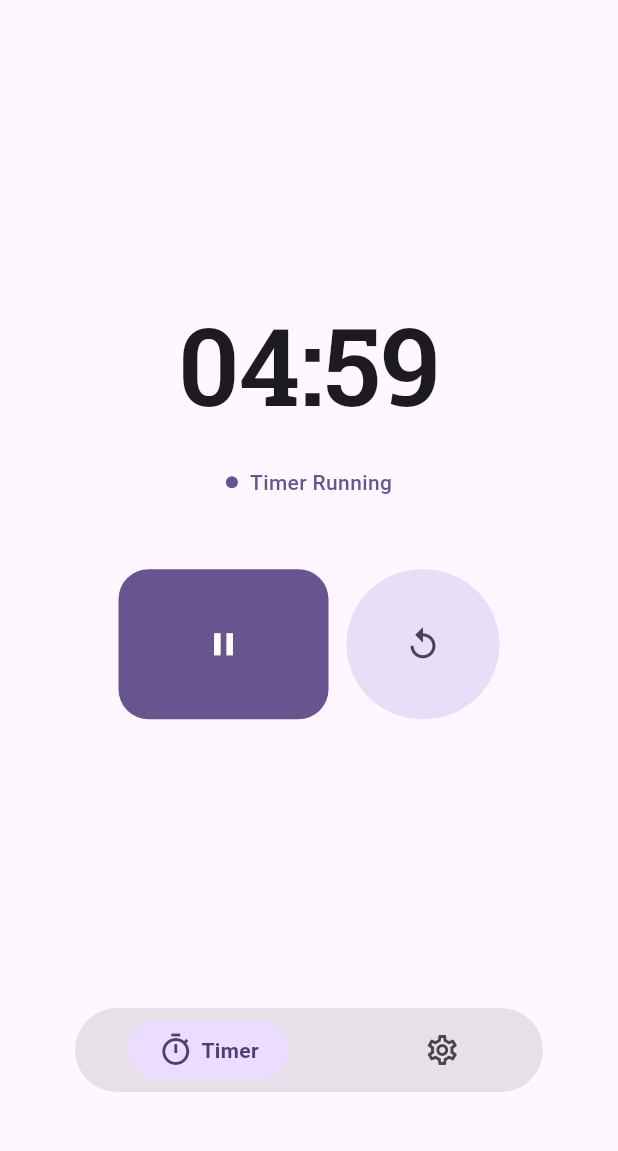
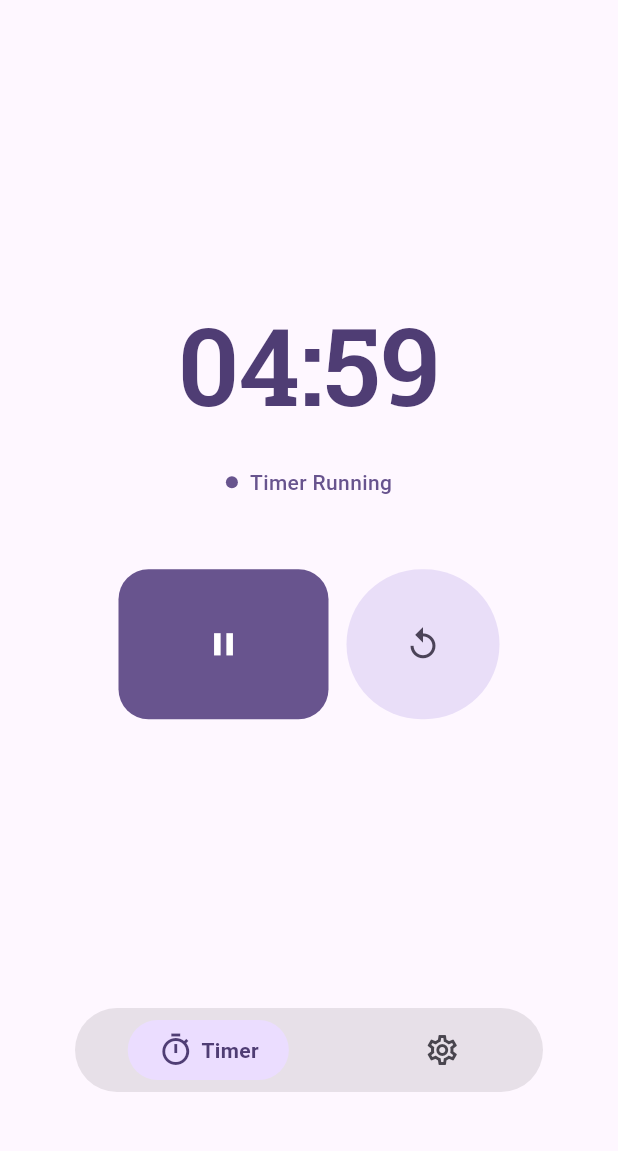
Before and after one commit to Abdogouhmad/Rakiz, a Flutter app: the screen it shows after launch, after a tap on the "play arrow" icon, on a phone screen of 412 x 824 dp, the part 69-1220 px from its top. Run offline on Flutter 3.47's test engine with Material 3 defaults, Android fonts, the phone set to English and light mode, and no system bars; drawn by our look-alikes of dynamic_color; our stand-ins replace flutter_local_notifications, font_awesome_flutter, google_fonts, package_info_plus, shared_preferences, timezone; missing offline and left inert: android_alarm_manager_plus, flutter_ringtone_player.

Commit message:
0.2.1
create a context for fast calling

```diff
--- /dev/null
+++ b/lib/core/context.dart
@@ -0,0 +1,28 @@
+import 'package:flutter/material.dart';
+
+extension BuildContextExtension on BuildContext {
+  /// Easily access the ThemeData from the current BuildContext.
+  ThemeData get theme => Theme.of(this);
+
+  /// Easily access the ColorScheme from the current BuildContext.
+  ColorScheme get colorScheme => Theme.of(this).colorScheme;
+
+  /// Easily access the Brightness from the current BuildContext.
+  Brightness get brightness => Theme.of(this).brightness;
+
+  /// Check if the current theme is dark.
+  bool get isDarkMode => Theme.of(this).brightness == Brightness.dark;
+
+  /// Easily access the TextTheme from the current BuildContext.
+  TextTheme get textTheme => Theme.of(this).textTheme;
+
+  /// Get the current screen width.
+  double get screenWidth => MediaQuery.of(this).size.width;
+
+  /// Get the current screen height.
+  double get screenHeight => MediaQuery.of(this).size.height;
+  // You can add more theme-related extensions here, e0.g., media query sizes:
+  // Size get mediaQuerySize => MediaQuery.of(this).size;
+  // double get screenWidth => MediaQuery.of(this).size.width;
+  // double get screenHeight => MediaQuery.of(this).size.height;
+}
--- a/lib/screens/setting/screen.dart
+++ b/lib/screens/setting/screen.dart
@@ -1,5 +1,6 @@
 import 'package:flutter/material.dart';
 import 'package:google_fonts/google_fonts.dart';
+import 'package:rakiz/core/context.dart';
 import 'package:rakiz/ui/custom_text.dart';
 import 'package:rakiz/screens/setting/widget/import.dart';
 
@@ -10,7 +11,7 @@ class SettingScreen extends StatelessWidget {
 
   @override
   Widget build(BuildContext context) {
-    final isDark = Theme.of(context).brightness == Brightness.dark;
+    final isDark = context.brightness == Brightness.dark;
 
     return Scaffold(
       body: ListView(
--- a/lib/screens/setting/widget/aboutcard.dart
+++ b/lib/screens/setting/widget/aboutcard.dart
@@ -2,6 +2,7 @@ import 'package:flutter/material.dart';
 import 'package:google_fonts/google_fonts.dart';
 import 'package:rakiz/screens/setting/service/appinfo.dart';
 import 'package:rakiz/ui/custom_text.dart';
+import 'package:rakiz/core/context.dart';
 
 class AboutCard extends StatelessWidget {
   const AboutCard({super.key});
@@ -12,7 +13,7 @@ class AboutCard extends StatelessWidget {
       elevation: 0,
       shape: RoundedRectangleBorder(
         borderRadius: BorderRadius.circular(5),
-        side: BorderSide(color: Theme.of(context).dividerColor),
+        side: BorderSide(color: context.theme.dividerColor),
       ),
       child: Padding(
         padding: const EdgeInsets.all(16),
@@ -48,9 +49,9 @@ class _AboutRow extends StatelessWidget {
         ),
         UiText(
           text: value,
-          type: UiTextType.labelMedium,
+          type: UiTextType.bodySmall,
           style: GoogleFonts.roboto(
-            color: Theme.of(context).textTheme.bodySmall?.color,
+            color: context.colorScheme.onSurfaceVariant,
           ),
         ),
       ],
@@ -74,7 +75,7 @@ class AppearanceCard extends StatelessWidget {
       elevation: 0,
       shape: RoundedRectangleBorder(
         borderRadius: BorderRadius.circular(5),
-        side: BorderSide(color: Theme.of(context).dividerColor),
+        side: BorderSide(color: context.theme.dividerColor),
       ),
       child: ListTile(
         leading: Icon(isDark ? Icons.dark_mode : Icons.light_mode, size: 22),
--- a/lib/screens/setting/widget/socialmedia.dart
+++ b/lib/screens/setting/widget/socialmedia.dart
@@ -1,5 +1,6 @@
 import 'package:flutter/material.dart';
 import 'package:font_awesome_flutter/font_awesome_flutter.dart';
+import 'package:rakiz/core/context.dart';
 import 'package:url_launcher/url_launcher.dart';
 
 class SocialMediaSection extends StatelessWidget {
@@ -47,7 +48,7 @@ class _SocialIcon extends StatelessWidget {
     return InkResponse(
       radius: 28,
       onTap: () => launchInBrowser(url),
-      child: FaIcon(icon, size: 26, color: Theme.of(context).colorScheme.primary),
+      child: FaIcon(icon, size: 30, color: context.colorScheme.primary),
     );
   }
 }
--- a/lib/screens/timer/screen.dart
+++ b/lib/screens/timer/screen.dart
@@ -1,7 +1,7 @@
 import 'dart:async';
 import 'package:flutter/material.dart';
 import 'package:google_fonts/google_fonts.dart';
-
+import 'package:rakiz/core/context.dart';
 import 'package:rakiz/screens/timer/service/alarm.dart';
 import 'package:rakiz/screens/timer/service/timer.dart';
 import 'package:rakiz/screens/timer/widgets/durationpicker.dart';
@@ -40,11 +40,7 @@ class _TimerScreenState extends State<TimerScreen> {
     super.dispose();
   }
 
-  String _formatTime(int totalSeconds) {
-    return _timerService.formatTime(totalSeconds);
-  }
-
-  // Add method to pick time duration
+  /// method to pick time duration
   Future<void> _showTimePicker() async {
     if (_timerService.isRunning) return;
 
@@ -97,6 +93,7 @@ class _TimerScreenState extends State<TimerScreen> {
     if (mounted) setState(() {});
   }
 
+  /// Reset timer and stop alarm if playing
   Future<void> _onResetPressed() async {
     // Only stop alarm if it's actually playing
     if (AlarmService.isAlarmPlaying) {
@@ -112,6 +109,7 @@ class _TimerScreenState extends State<TimerScreen> {
     if (mounted) setState(() {});
   }
 
+  /// reset timer
   void _resetTimer() {
     _timerService.resetTimer();
     if (mounted) setState(() {});
@@ -128,16 +126,16 @@ class _TimerScreenState extends State<TimerScreen> {
               // Make timer text tappable to change duration
               GestureDetector(
                 onTap: _timerService.isRunning ? null : _showTimePicker,
+                // TODO: use circle around the timer formyted
                 child: UiText(
-                  text: _formatTime(_secondsLeft),
+                  text: _timerService.formatTime(_secondsLeft),
                   type: UiTextType.displayLarge,
-                  textAlign: TextAlign.center,
                   style: GoogleFonts.robotoSlab(
                     fontWeight: FontWeight.w600,
                     fontSize: 72,
                     color: _timerService.isRunning
-                        ? null
-                        : Theme.of(context).colorScheme.primary,
+                        ? context.colorScheme.onPrimaryContainer
+                        : context.colorScheme.primary,
                   ),
                 ),
               ),
@@ -151,7 +149,7 @@ class _TimerScreenState extends State<TimerScreen> {
                     vertical: 8,
                   ),
                   decoration: BoxDecoration(
-                    color: Theme.of(context).colorScheme.surfaceBright,
+                    color: context.colorScheme.surfaceBright,
                     borderRadius: BorderRadius.circular(20),
                   ),
                   child: Row(
@@ -159,13 +157,13 @@ class _TimerScreenState extends State<TimerScreen> {
                     children: [
                       CircleAvatar(
                         radius: 4,
-                        backgroundColor: Theme.of(context).colorScheme.primary,
+                        backgroundColor: context.colorScheme.primary,
                       ),
                       const SizedBox(width: 8),
                       Text(
                         'Timer Running',
                         style: TextStyle(
-                          color: Theme.of(context).colorScheme.primary,
+                          color: context.colorScheme.primary,
                           fontWeight: FontWeight.w500,
                         ),
                       ),
--- a/lib/ui/navigation.dart
+++ b/lib/ui/navigation.dart
@@ -1,4 +1,5 @@
 import 'package:flutter/material.dart';
+import 'package:rakiz/core/context.dart';
 
 class NavBarItem {
   final Widget icon;
@@ -28,7 +29,7 @@ class ModernBottomNavBar extends StatelessWidget {
 
   @override
   Widget build(BuildContext context) {
-    final colorScheme = Theme.of(context).colorScheme;
+    final colorScheme = context.colorScheme;
 
     return Container(
       margin: const EdgeInsets.fromLTRB(50, 0, 50, 50),
--- a/pubspec.yaml
+++ b/pubspec.yaml
@@ -17,7 +17,7 @@ publish_to: 'none' # Remove this line if you wish to publish to pub.dev
 # https://developer.apple.com/library/archive/documentation/General/Reference/InfoPlistKeyReference/Articles/CoreFoundationKeys.html
 # In Windows, build-name is used as the major, minor, and patch parts
 # of the product and file versions while build-number is used as the build suffix.
-version: 0.2.0+260116
+version: 0.2.1+260116
 
 environment:
   sdk: ^3.10.4
```
Also changed, not shown: lib/screens/timer/widgets/tcircle.dart (added), 1 other file.
